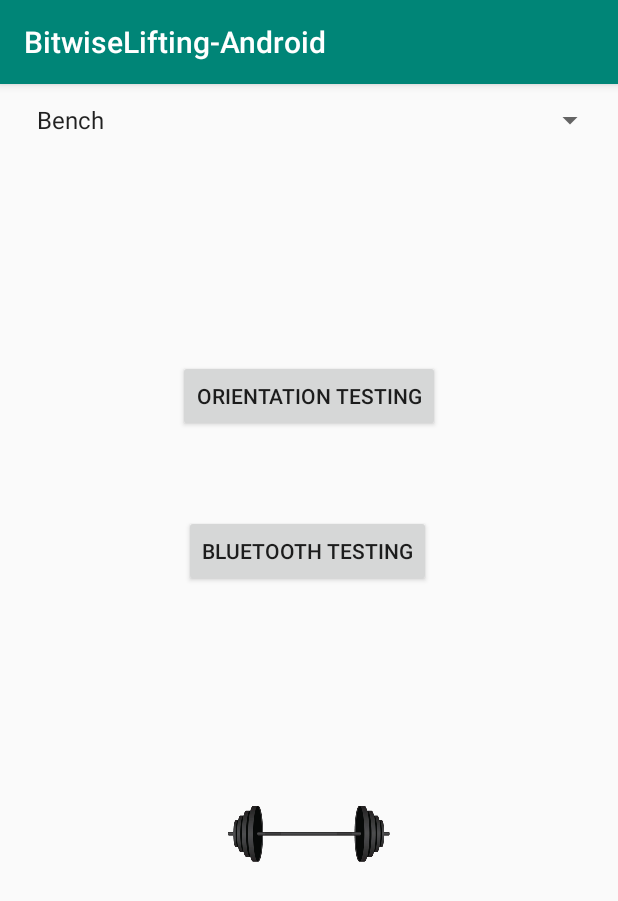
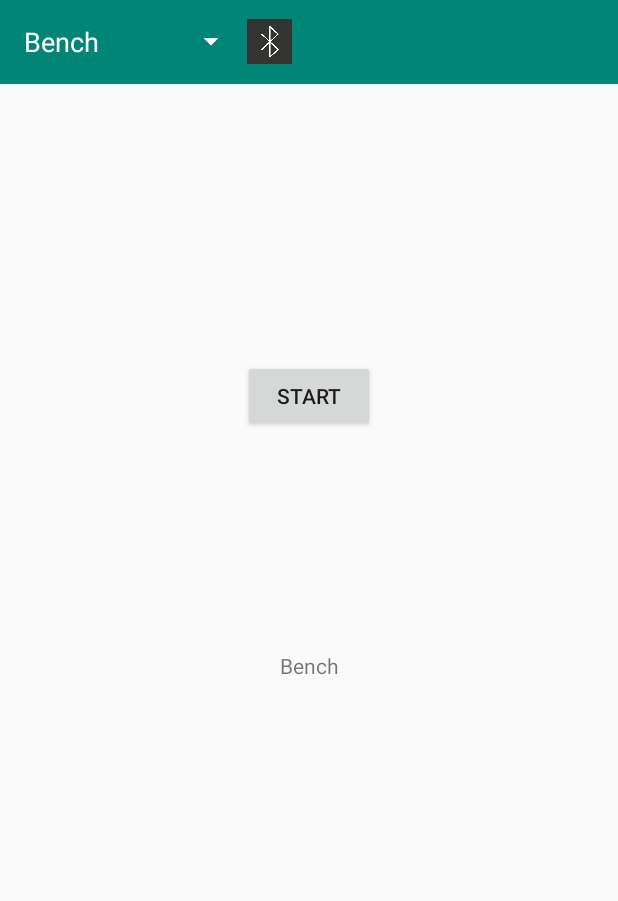
Before and after one commit to jaredglaser/BitwiseLifting-Android, an Android app: the screen it shows after launch (MainActivity), on a phone screen of 412 x 824 dp. Shown: the top 901 px of the screen. Run offline under Robolectric (Android 15) with nearby library versions, the phone set to English and light mode, and no system bars.

Commit message:
Fragments working

```diff
--- a/app/build.gradle
+++ b/app/build.gradle
@@ -33,6 +33,7 @@ dependencies {
     implementation fileTree(include: ['*.jar'], dir: 'libs')
     implementation 'com.android.support:appcompat-v7:28.0.0'
     implementation 'com.android.support.constraint:constraint-layout:1.1.3'
+    implementation 'com.android.support:support-v4:28.0.0'
     testImplementation 'junit:junit:4.12'
     androidTestImplementation 'com.android.support.test:runner:1.0.2'
     androidTestImplementation 'com.android.support.test.espresso:espresso-core:3.0.2'
--- /dev/null
+++ b/app/src/main/java/com/bitwiselifting/v1/Bench.java
@@ -0,0 +1,41 @@
+package com.bitwiselifting.v1;
+
+import android.content.Context;
+import android.content.Intent;
+import android.net.Uri;
+import android.os.Bundle;
+import android.support.v4.app.Fragment;
+import android.view.LayoutInflater;
+import android.view.View;
+import android.view.ViewGroup;
+import android.widget.Button;
+
+
+/**
+ * A simple {@link Fragment} subclass.
+ * Activities that contain this fragment must implement the
+ * {@link Bench.OnFragmentInteractionListener} interface
+ * to handle interaction events.
+ * Use the {@link Bench#newInstance} factory method to
+ * create an instance of this fragment.
+ */
+public class Bench extends Fragment {
+
+    @Override
+    public View onCreateView(LayoutInflater inflater, ViewGroup container,
+                             Bundle savedInstanceState) {
+        View view = inflater.inflate(R.layout.fragment_bench, container, false);
+        Button startBtn = view.findViewById(R.id.benchStartButton);
+
+        startBtn.setOnClickListener(new View.OnClickListener() {
+            @Override
+            public void onClick(View view) {
+                Intent myIntent = new Intent(getActivity(), Orientation.class);
+                startActivityForResult(myIntent, 0);
+
+            }
+            });
+        return view;
+    }
+
+}
--- a/app/src/main/java/com/bitwiselifting/v1/MainActivity.java
+++ b/app/src/main/java/com/bitwiselifting/v1/MainActivity.java
@@ -4,15 +4,26 @@ import android.Manifest;
 import android.content.Intent;
 import android.content.pm.PackageManager;
 import android.support.v4.app.ActivityCompat;
+import android.support.v4.app.Fragment;
+import android.support.v4.app.FragmentTransaction;
 import android.support.v4.content.ContextCompat;
 import android.support.v7.app.AppCompatActivity;
 import android.os.Bundle;
 import android.view.View;
+import android.widget.AdapterView;
 import android.widget.ArrayAdapter;
 import android.widget.Button;
+import android.widget.ImageButton;
 import android.widget.Spinner;
 
 public class MainActivity extends AppCompatActivity {
+
+    Spinner spinner;
+
+    Bench bench;
+    Deadlift deadlift;
+    PowerClean powerclean;
+    Snatch snatch;
 
     @Override
     protected void onCreate(Bundle savedInstanceState) {
@@ -22,32 +33,56 @@ public class MainActivity extends AppCompatActivity {
         /*
          * View Declarations
          */
-        Button orientationTesting = findViewById(R.id.orientationTestingButton);
-        Button bluetoothTesting = findViewById(R.id.bluetoothTestingButton);
-        Spinner workoutChoice = findViewById(R.id.workoutList);
+
+        spinner = findViewById(R.id.workoutList);
+        ImageButton bluetoothBtn = findViewById(R.id.bluetoothButton);
+
+        bench = new Bench();
+        deadlift = new Deadlift();
+        powerclean = new PowerClean();
+        snatch = new Snatch();
+
         ArrayAdapter<String> workoutAdapter = new ArrayAdapter<String>(MainActivity.this,
-                android.R.layout.simple_list_item_1, getResources().getStringArray(R.array.Workouts));
+                R.layout.workout_spinner, getResources().getStringArray(R.array.Workouts));
         workoutAdapter.setDropDownViewResource(android.R.layout.simple_spinner_dropdown_item);
-        workoutChoice.setAdapter(workoutAdapter);
-
+        spinner.setAdapter(workoutAdapter);
         /*
          * Listener Declarations
          */
-        orientationTesting.setOnClickListener(new View.OnClickListener() {
-            public void onClick(View view) {
-                Intent myIntent = new Intent(view.getContext(), Orientation.class);
-                startActivityForResult(myIntent, 0);
 
-            }
-        });
-
-        bluetoothTesting.setOnClickListener(new View.OnClickListener() {
+        bluetoothBtn.setOnClickListener(new View.OnClickListener() {
             public void onClick(View view) {
                 Intent myIntent = new Intent(view.getContext(), Bluetooth.class);
                 startActivityForResult(myIntent, 0);
 
             }
         });
+
+        spinner.setOnItemSelectedListener(new AdapterView.OnItemSelectedListener() {
+            @Override
+            public void onItemSelected(AdapterView<?> parent, View view, int position, long id) {
+                switch (position) {
+                    case 0:
+                        setFragment(bench);
+                        break;
+                    case 1:
+                        setFragment(deadlift);
+                        break;
+                    case 2:
+                        setFragment(powerclean);
+                        break;
+                    case 3:
+                        setFragment(snatch);
+                        break;
+                }
+            }
+
+            @Override
+            public void onNothingSelected(AdapterView<?> parent) {
+
+            }
+        });
+
 
         /*
         * Permission Declarations
@@ -67,4 +102,9 @@ public class MainActivity extends AppCompatActivity {
 
 
     }
+    public void setFragment(Fragment fragment) {
+        FragmentTransaction fragmentTransaction = getSupportFragmentManager().beginTransaction();
+        fragmentTransaction.replace(R.id.main_frame, fragment);
+        fragmentTransaction.commit();
+    }
 }
--- a/app/src/main/res/layout/activity_main.xml
+++ b/app/src/main/res/layout/activity_main.xml
@@ -1,71 +1,42 @@
 <?xml version="1.0" encoding="utf-8"?>
-<android.support.constraint.ConstraintLayout xmlns:android="http://schemas.android.com/apk/res/android"
+<LinearLayout xmlns:android="http://schemas.android.com/apk/res/android"
     xmlns:app="http://schemas.android.com/apk/res-auto"
     xmlns:tools="http://schemas.android.com/tools"
     android:layout_width="match_parent"
     android:layout_height="match_parent"
+    android:orientation="vertical"
     tools:context=".MainActivity">
 
-    <Button
-        android:id="@+id/orientationTestingButton"
+    <android.support.v7.widget.Toolbar
+        android:layout_width="match_parent"
+        android:layout_height="wrap_content"
+        android:background="@color/colorPrimary">
+        <Spinner
             android:layout_width="wrap_content"
             android:layout_height="wrap_content"
+            android:id="@+id/workoutList"
+            android:backgroundTint="#fff"
+            android:layout_gravity="start"></Spinner>
+        <ImageButton
+            android:id="@+id/bluetoothButton"
+            android:src="@drawable/bluetooth_image"
+            android:scaleType="fitCenter"
+            android:padding="0dp"
+            android:adjustViewBounds="true"
+            android:layout_width="30dp"
+            android:layout_height="30dp"
             android:layout_marginStart="8dp"
             android:layout_marginLeft="8dp"
             android:layout_marginTop="8dp"
             android:layout_marginEnd="8dp"
             android:layout_marginRight="8dp"
-        android:layout_marginBottom="8dp"
-        android:text="Orientation Testing"
-        app:layout_constraintBottom_toBottomOf="parent"
-        app:layout_constraintEnd_toEndOf="parent"
-        app:layout_constraintStart_toStartOf="parent"
-        app:layout_constraintTop_toTopOf="parent"
-        app:layout_constraintVertical_bias="0.25" />
+            android:layout_marginBottom="8dp" />
+    </android.support.v7.widget.Toolbar>
 
-    <Button
-        android:id="@+id/bluetoothTestingButton"
-        android:layout_width="wrap_content"
-        android:layout_height="wrap_content"
-        android:layout_marginStart="8dp"
-        android:layout_marginLeft="8dp"
-        android:layout_marginTop="8dp"
-        android:layout_marginEnd="8dp"
-        android:layout_marginRight="8dp"
-        android:layout_marginBottom="8dp"
-        android:text="Bluetooth Testing"
-        app:layout_constraintBottom_toBottomOf="parent"
-        app:layout_constraintEnd_toEndOf="parent"
-        app:layout_constraintHorizontal_bias="0.497"
-        app:layout_constraintStart_toStartOf="parent"
-        app:layout_constraintTop_toBottomOf="@+id/orientationTestingButton"
-        app:layout_constraintVertical_bias="0.100000024" />
-
-    <ImageView
-        android:id="@+id/imageView"
-        android:layout_width="wrap_content"
-        android:layout_height="wrap_content"
-        android:layout_marginStart="8dp"
-        android:layout_marginLeft="8dp"
-        android:layout_marginTop="8dp"
-        android:layout_marginEnd="8dp"
-        android:layout_marginRight="8dp"
-        android:layout_marginBottom="8dp"
-        app:layout_constraintBottom_toBottomOf="parent"
-        app:layout_constraintEnd_toEndOf="parent"
-        app:layout_constraintStart_toStartOf="parent"
-        app:layout_constraintTop_toBottomOf="@+id/orientationTestingButton"
-        app:srcCompat="@mipmap/ic_launcher_foreground" />
-
-    <Spinner
-        android:id="@+id/workoutList"
-        android:layout_width="395dp"
-        android:layout_height="wrap_content"
-        android:layout_marginStart="8dp"
-        android:layout_marginEnd="8dp"
-        app:layout_constraintEnd_toEndOf="parent"
-        app:layout_constraintStart_toStartOf="parent"
-        app:layout_constraintTop_toTopOf="parent" />
+<FrameLayout
+    android:layout_width="match_parent"
+    android:layout_height="match_parent"
+    android:id="@+id/main_frame"></FrameLayout>
 
 
-</android.support.constraint.ConstraintLayout>
+</LinearLayout>
--- /dev/null
+++ b/app/src/main/res/layout/fragment_bench.xml
@@ -0,0 +1,41 @@
+<?xml version="1.0" encoding="utf-8"?>
+<android.support.constraint.ConstraintLayout xmlns:android="http://schemas.android.com/apk/res/android"
+    xmlns:app="http://schemas.android.com/apk/res-auto"
+    xmlns:tools="http://schemas.android.com/tools"
+    android:layout_width="match_parent"
+    android:layout_height="match_parent"
+    tools:context=".Bench">
+
+    <Button
+        android:id="@+id/benchStartButton"
+        android:layout_width="wrap_content"
+        android:layout_height="wrap_content"
+        android:layout_marginStart="8dp"
+        android:layout_marginLeft="8dp"
+        android:layout_marginTop="8dp"
+        android:layout_marginEnd="8dp"
+        android:layout_marginRight="8dp"
+        android:layout_marginBottom="8dp"
+        android:text="Start"
+        app:layout_constraintBottom_toBottomOf="parent"
+        app:layout_constraintEnd_toEndOf="parent"
+        app:layout_constraintStart_toStartOf="parent"
+        app:layout_constraintTop_toTopOf="parent"
+        app:layout_constraintVertical_bias="0.25" />
+
+
+    <TextView
+        android:id="@+id/rotationValue"
+        android:layout_width="match_parent"
+        android:layout_height="match_parent"
+        android:layout_marginStart="8dp"
+        android:layout_marginLeft="8dp"
+        android:layout_marginTop="8dp"
+        android:layout_marginEnd="8dp"
+        android:layout_marginRight="8dp"
+        android:text="Bench"
+        app:layout_constraintEnd_toEndOf="parent"
+        app:layout_constraintStart_toStartOf="parent"
+        app:layout_constraintTop_toTopOf="parent"
+        android:gravity="center"/>
+</android.support.constraint.ConstraintLayout>
--- /dev/null
+++ b/app/src/main/res/layout/workout_spinner.xml
@@ -0,0 +1,9 @@
+<?xml version="1.0" encoding="utf-8"?>
+<TextView
+    xmlns:android="http://schemas.android.com/apk/res/android" android:layout_width="match_parent"
+    android:layout_height="match_parent"
+    android:textSize="18sp"
+    android:textColor="#fff"
+    >
+
+</TextView>
--- a/app/src/main/res/values/strings.xml
+++ b/app/src/main/res/values/strings.xml
@@ -6,4 +6,7 @@
         <item>Power Clean</item>
         <item>Snatch</item>
     </string-array>
+
+    <!-- TODO: Remove or change this placeholder text -->
+    <string name="hello_blank_fragment">Hello blank fragment</string>
 </resources>
--- a/app/src/main/res/values/styles.xml
+++ b/app/src/main/res/values/styles.xml
@@ -1,7 +1,7 @@
 <resources>
 
     <!-- Base application theme. -->
-    <style name="AppTheme" parent="Theme.AppCompat.Light.DarkActionBar">
+    <style name="AppTheme" parent="Theme.AppCompat.Light.NoActionBar">
         <!-- Customize your theme here. -->
         <item name="colorPrimary">@color/colorPrimary</item>
         <item name="colorPrimaryDark">@color/colorPrimaryDark</item>
```
Also changed, not shown: app/src/main/java/com/bitwiselifting/v1/Deadlift.java (added, +42 -0 lines), app/src/main/java/com/bitwiselifting/v1/PowerClean.java (added, +44 -0 lines), app/src/main/java/com/bitwiselifting/v1/Snatch.java (added, +43 -0 lines), app/src/main/res/layout/fragment_deadlift.xml (added, +41 -0 lines), app/src/main/res/layout/fragment_power_clean.xml (added, +41 -0 lines), app/src/main/res/layout/fragment_snatch.xml (added, +41 -0 lines), app/src/main/res/drawable/bluetooth_image.jpg (added), 3 other files. Lines whose indentation alone changed are shown as unchanged.
